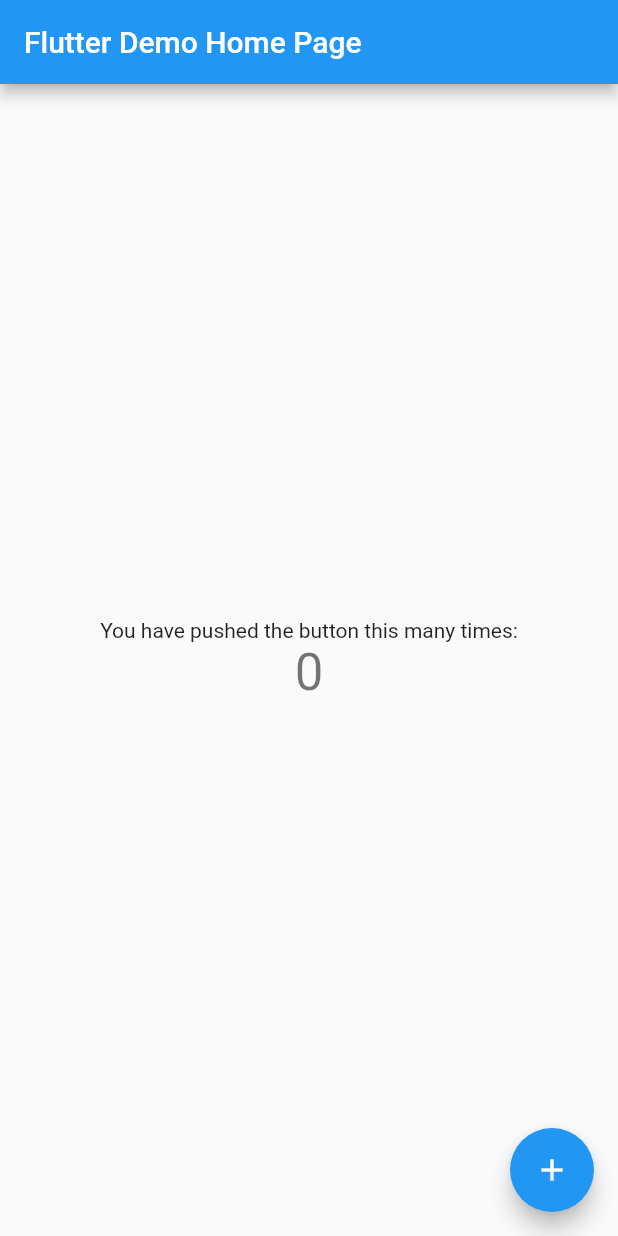
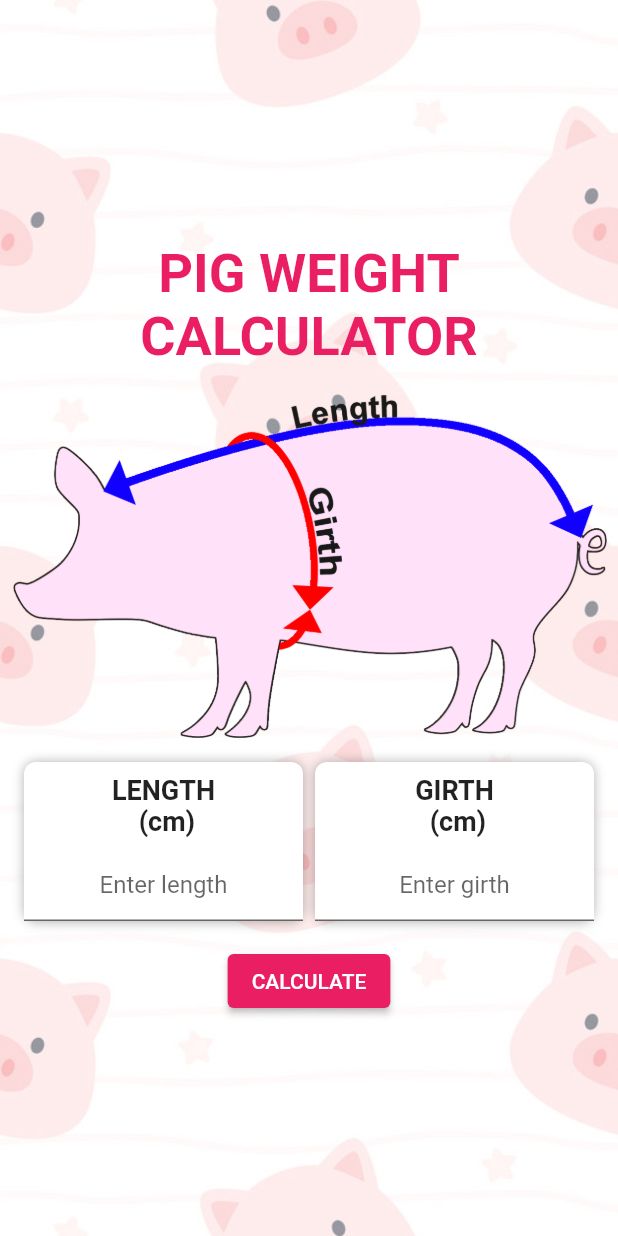
Before and after one commit to peerawichsuraphruk/midterm_07610456, a Flutter app: the screen it shows after launch, on a phone screen of 412 x 824 dp. Run offline on Flutter 3.47's test engine with Material 2 defaults, Android fonts, the phone set to English and light mode, and no system bars.

Commit message:
Intitial commit

```diff
--- a/lib/main.dart
+++ b/lib/main.dart
@@ -1,3 +1,4 @@
+
 import 'package:flutter/material.dart';
 
 void main() {
@@ -13,103 +14,214 @@
     return MaterialApp(
       title: 'Flutter Demo',
       theme: ThemeData(
-        // This is the theme of your application.
-        //
-        // Try running your application with "flutter run". You'll see the
-        // application has a blue toolbar. Then, without quitting the app, try
-        // changing the primarySwatch below to Colors.green and then invoke
-        // "hot reload" (press "r" in the console where you ran "flutter run",
-        // or simply save your changes to "hot reload" in a Flutter IDE).
-        // Notice that the counter didn't reset back to zero; the application
-        // is not restarted.
         primarySwatch: Colors.blue,
       ),
-      home: const MyHomePage(title: 'Flutter Demo Home Page'),
+      home: HomePage(),
     );
   }
 }
 
-class MyHomePage extends StatefulWidget {
-  const MyHomePage({Key? key, required this.title}) : super(key: key);
+class HomePage extends StatelessWidget {
+  HomePage({Key? key}) : super(key: key);
 
-  // This widget is the home page of your application. It is stateful, meaning
-  // that it has a State object (defined below) that contains fields that affect
-  // how it looks.
-
-  // This class is the configuration for the state. It holds the values (in this
-  // case the title) provided by the parent (in this case the App widget) and
-  // used by the build method of the State. Fields in a Widget subclass are
-  // always marked "final".
-
-  final String title;
-
-  @override
-  State<MyHomePage> createState() => _MyHomePageState();
-}
-
-class _MyHomePageState extends State<MyHomePage> {
-  int _counter = 0;
-
-  void _incrementCounter() {
-    setState(() {
-      // This call to setState tells the Flutter framework that something has
-      // changed in this State, which causes it to rerun the build method below
-      // so that the display can reflect the updated values. If we changed
-      // _counter without calling setState(), then the build method would not be
-      // called again, and so nothing would appear to happen.
-      _counter++;
-    });
-  }
+  final _length = TextEditingController();
+  final _girth = TextEditingController();
 
   @override
   Widget build(BuildContext context) {
-    // This method is rerun every time setState is called, for instance as done
-    // by the _incrementCounter method above.
-    //
-    // The Flutter framework has been optimized to make rerunning build methods
-    // fast, so that you can just rebuild anything that needs updating rather
-    // than having to individually change instances of widgets.
     return Scaffold(
-      appBar: AppBar(
-        // Here we take the value from the MyHomePage object that was created by
-        // the App.build method, and use it to set our appbar title.
-        title: Text(widget.title),
+      body: Container(
+        constraints: const BoxConstraints.expand(),
+        decoration: const BoxDecoration(
+          image: DecorationImage(
+            image: AssetImage('assets/images/bg.jpg'),
+            fit: BoxFit.cover,
           ),
-      body: Center(
-        // Center is a layout widget. It takes a single child and positions it
-        // in the middle of the parent.
+        ),
+        child: Center(
           child: Column(
-          // Column is also a layout widget. It takes a list of children and
-          // arranges them vertically. By default, it sizes itself to fit its
-          // children horizontally, and tries to be as tall as its parent.
-          //
-          // Invoke "debug painting" (press "p" in the console, choose the
-          // "Toggle Debug Paint" action from the Flutter Inspector in Android
-          // Studio, or the "Toggle Debug Paint" command in Visual Studio Code)
-          // to see the wireframe for each widget.
-          //
-          // Column has various properties to control how it sizes itself and
-          // how it positions its children. Here we use mainAxisAlignment to
-          // center the children vertically; the main axis here is the vertical
-          // axis because Columns are vertical (the cross axis would be
-          // horizontal).
             mainAxisAlignment: MainAxisAlignment.center,
-          children: <Widget>[
-            const Text(
-              'You have pushed the button this many times:',
+            children: [
+              Padding(
+                padding: const EdgeInsets.all(16.0),
+                child: Text(
+                  'PIG WEIGHT\nCALCULATOR',
+                  textAlign: TextAlign.center,
+                  style: TextStyle(
+                    color: Colors.pink.shade500,
+                    fontSize: 36.0,
+                    fontWeight: FontWeight.bold,
                   ),
-            Text(
-              '$_counter',
-              style: Theme.of(context).textTheme.headline4,
+                ),
+              ),
+              Image.asset(
+                'assets/images/pig.png',
+                width: 400.0,
+              ),
+              Padding(
+                padding: const EdgeInsets.all(16.0),
+                child: Row(
+                  mainAxisAlignment: MainAxisAlignment.center,
+                  children: [
+                    Expanded(
+                      child: Container(
+                        decoration: BoxDecoration(
+                            color: Colors.white,
+                            borderRadius: BorderRadius.circular(8),
+                            boxShadow: [
+                              BoxShadow(
+                                color: Colors.black.withOpacity(0.30),
+                                blurRadius: 6.0,
+                              )
+                            ]
+                        ),
+                        child: Column(
+                          children: [
+                            Padding(
+                              padding: const EdgeInsets.all(8.0),
+                              child: const Text(
+                                'LENGTH \n (cm)',
+                                textAlign: TextAlign.center,
+                                style: TextStyle(
+                                  fontWeight: FontWeight.bold,
+                                  fontSize: 18.0,
+                                ),
+                              ),
+                            ),
+                            TextField(
+                              // Weight
+                              textAlign: TextAlign.center,
+                              controller: _length,
+                              decoration: const InputDecoration(
+                                filled: true,
+                                fillColor: Colors.white,
+                                hintText: 'Enter length',
+                              ),
                             ),
                           ],
                         ),
                       ),
-      floatingActionButton: FloatingActionButton(
-        onPressed: _incrementCounter,
-        tooltip: 'Increment',
-        child: const Icon(Icons.add),
-      ), // This trailing comma makes auto-formatting nicer for build methods.
+                    ),
+                    const SizedBox(width: 8.0,),
+                    Expanded(
+                      child: Container(
+                        decoration: BoxDecoration(
+                          color: Colors.white,
+                          borderRadius: BorderRadius.circular(8),
+                          boxShadow: [
+                            BoxShadow(
+                              color: Colors.black.withOpacity(0.30),
+                              blurRadius: 6.0,
+                            )
+                          ]
+                        ),
+                        child: Column(
+                          children: [
+                            Padding(
+                              padding: const EdgeInsets.all(8.0),
+                              child: const Text(
+                                'GIRTH \n (cm)',
+                                textAlign: TextAlign.center,
+                                style: TextStyle(
+                                  fontWeight: FontWeight.bold,
+                                  fontSize: 18.0,
+                                ),
+                              ),
+                            ),
+                            TextField(
+                              textAlign: TextAlign.center,
+                              controller: _girth,
+                              decoration: const InputDecoration(
+                                filled: true,
+                                fillColor: Colors.white,
+                                hintText: 'Enter girth',
+                              ),
+                            ),
+                          ],
+                        ),
+                      ),
+                    ),
+                  ],
+                ),
+              ),
+              ElevatedButton(
+                child: const Text('CALCULATE'),
+                onPressed: () {
+                  var input1 = _length.text;
+                  var input2 = _girth.text;
+                  var length = double.tryParse(input1);
+                  var girth = double.tryParse(input2);
+
+                  if (length == null || girth == null) {
+                    showDialog(
+                        context: context,
+                        barrierDismissible: false,
+                        builder: (BuildContext context) {
+                          return AlertDialog(
+                            title: const Text('ERROR'),
+                            content: const Text('Invalid input'),
+                            actions: [
+                              TextButton(
+                                  onPressed: () {
+                                    Navigator.of(context).pop();
+                                  },
+                                  child: const Text('OK',
+                                      style: TextStyle(color: Colors.pink)))
+                            ],
+                          );
+                        });
+                  }
+
+                  var weight =
+                      (girth! / 100) * (girth / 100) * (length! / 100) * 69.3;
+                  var price = weight * 112.50;
+
+                  showDialog(
+                      context: context,
+                      barrierDismissible: false,
+                      builder: (BuildContext context) {
+                        return AlertDialog(
+                          title: Row(
+                            children: [
+                              const Text('RESULT'),
+                              Image.asset('assets/images/ic_pig.png',
+                                  width: 36.0),
+                            ],
+                          ),
+                          content: Text(// Weight & Price
+                              'Weight: ${minus(weight)} - ${plus(weight)} kg\n'
+                              'Price: ${minus(price)} - ${plus(price)} Bath'),
+                          actions: [
+                            TextButton(
+                                onPressed: () {
+                                  Navigator.of(context).pop();
+                                },
+                                child: const Text('OK',
+                                    style: TextStyle(color: Colors.pink)))
+                          ],
+                        );
+                      });
+                },
+                style: ElevatedButton.styleFrom(
+                  primary: Colors.pink.shade500,
+                ),
+              ),
+            ],
+          ),
+        ),
+      ),
     );
   }
 }
+
+int minus(double num) {
+  double n = 3 / 100;
+  double cal = num - (num * n);
+  return cal.round();
+}
+
+int plus(double num) {
+  double n = 3 / 100;
+  double cal = num + (num * n);
+  return cal.round();
+}
--- a/pubspec.yaml
+++ b/pubspec.yaml
@@ -58,8 +58,8 @@
   uses-material-design: true
 
   # To add assets to your application, add an assets section, like this:
-  # assets:
-  #   - images/a_dot_burr.jpeg
+  assets:
+    - assets/images/
   #   - images/a_dot_ham.jpeg
 
   # An image asset can refer to one or more resolution-specific "variants", see
```
Also changed, not shown: assets/images/bg.jpg (added), assets/images/ic_pig.png (added), assets/images/pig.png (added), 1 other file. Lines whose indentation alone changed are shown as unchanged.
